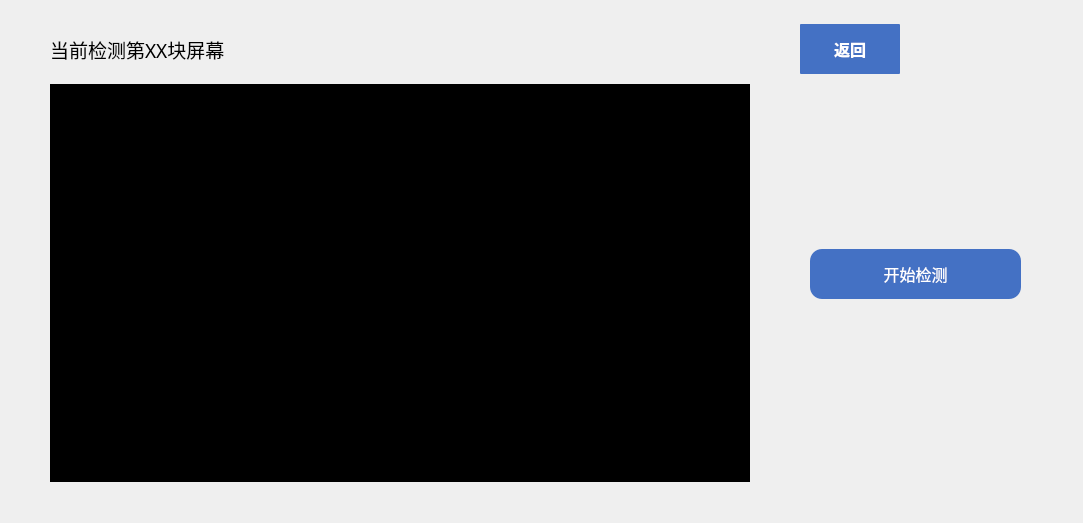
Qt form main_page/screencheck.ui (jaueone/Magnetic) before a commit.
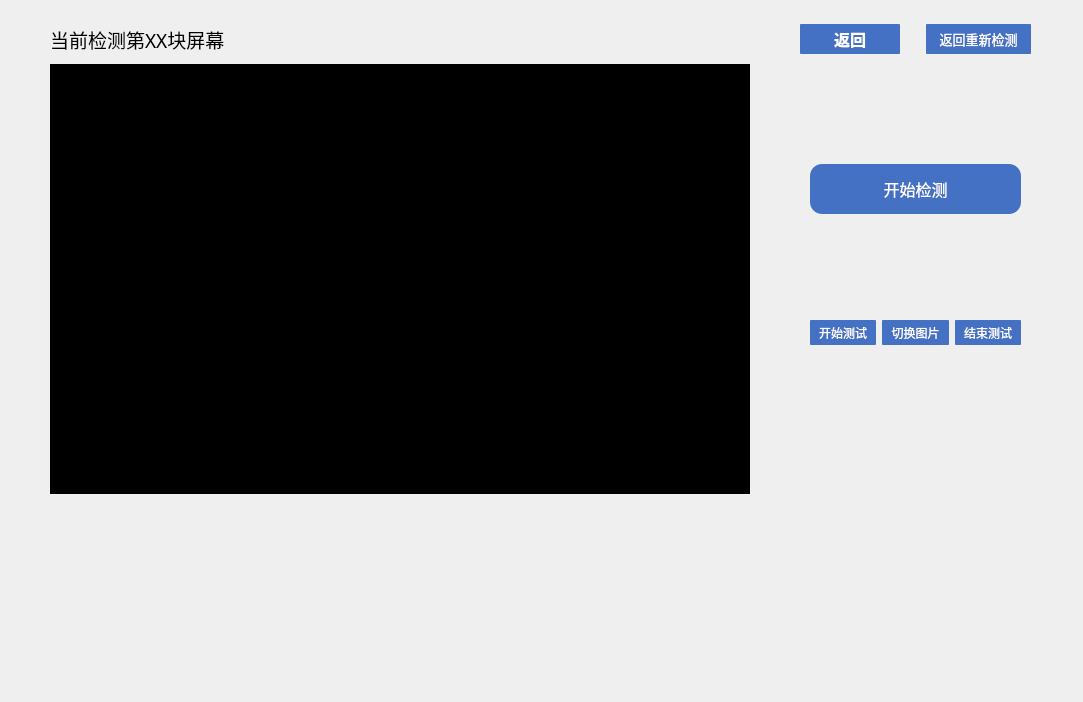
The same form after that commit. Icons and pictures are not drawn.

Commit message: 第四次提交，1，添加3个按钮 (开始测试，切换图片和结束测试)

Patch:
```diff
--- a/main_page/screencheck.ui
+++ b/main_page/screencheck.ui
@@ -7,7 +7,7 @@
     <x>0</x>
     <y>0</y>
     <width>1083</width>
-    <height>523</height>
+    <height>702</height>
    </rect>
   </property>
   <property name="windowTitle">
@@ -19,7 +19,7 @@
      <x>0</x>
      <y>14</y>
      <width>1081</width>
-     <height>518</height>
+     <height>530</height>
     </rect>
    </property>
    <layout class="QGridLayout" name="gridLayout">
@@ -41,36 +41,6 @@
     <property name="verticalSpacing">
      <number>10</number>
     </property>
-    <item row="0" column="1">
-     <widget class="QPushButton" name="pushButton_4">
-      <property name="minimumSize">
-       <size>
-        <width>0</width>
-        <height>50</height>
-       </size>
-      </property>
-      <property name="maximumSize">
-       <size>
-        <width>100</width>
-        <height>50</height>
-       </size>
-      </property>
-      <property name="font">
-       <font>
-        <family>微软雅黑</family>
-        <pointsize>12</pointsize>
-        <weight>75</weight>
-        <bold>true</bold>
-       </font>
-      </property>
-      <property name="styleSheet">
-       <string notr="true">QPushButton{color:white;background-color: rgb(68, 113, 196);border-radius:1px}                               QPushButton::pressed{background-color: rgb(142, 170, 220);}</string>
-      </property>
-      <property name="text">
-       <string>返回</string>
-      </property>
-     </widget>
-    </item>
     <item row="1" column="0">
      <widget class="QGraphicsView" name="graphicsView">
       <property name="minimumSize">
@@ -84,6 +54,19 @@
       </property>
      </widget>
     </item>
+    <item row="0" column="0">
+     <widget class="QLabel" name="label">
+      <property name="font">
+       <font>
+        <family>微软雅黑</family>
+        <pointsize>14</pointsize>
+       </font>
+      </property>
+      <property name="text">
+       <string>当前检测第XX块屏幕</string>
+      </property>
+     </widget>
+    </item>
     <item row="1" column="1">
      <widget class="QStackedWidget" name="stackedWidget">
       <property name="minimumSize">
@@ -135,6 +118,74 @@
            </property>
           </widget>
          </item>
+         <item>
+          <layout class="QHBoxLayout" name="horizontalLayout_3">
+           <item>
+            <widget class="QPushButton" name="pushButton_5">
+             <property name="minimumSize">
+              <size>
+               <width>0</width>
+               <height>25</height>
+              </size>
+             </property>
+             <property name="font">
+              <font>
+               <family>微软雅黑</family>
+               <pointsize>9</pointsize>
+              </font>
+             </property>
+             <property name="styleSheet">
+              <string notr="true">QPushButton{color:white;background-color: rgb(68, 113, 196);border-radius:1px}                               QPushButton::pressed{background-color: rgb(142, 170, 220);}</string>
+             </property>
+             <property name="text">
+              <string>开始测试</string>
+             </property>
+            </widget>
+           </item>
+           <item>
+            <widget class="QPushButton" name="pushButton_6">
+             <property name="minimumSize">
+              <size>
+               <width>0</width>
+               <height>25</height>
+              </size>
+             </property>
+             <property name="font">
+              <font>
+               <family>微软雅黑</family>
+              </font>
+             </property>
+             <property name="styleSheet">
+              <string notr="true">QPushButton{color:white;background-color: rgb(68, 113, 196);border-radius:1px}                               QPushButton::pressed{background-color: rgb(142, 170, 220);}</string>
+             </property>
+             <property name="text">
+              <string>切换图片</string>
+             </property>
+            </widget>
+           </item>
+           <item>
+            <widget class="QPushButton" name="pushButton_7">
+             <property name="minimumSize">
+              <size>
+               <width>0</width>
+               <height>25</height>
+              </size>
+             </property>
+             <property name="font">
+              <font>
+               <family>微软雅黑</family>
+              </font>
+             </property>
+             <property name="styleSheet">
+              <string notr="true">QPushButton{color:white;background-color: rgb(68, 113, 196);border-radius:1px}                               QPushButton::pressed{background-color: rgb(142, 170, 220);}</string>
+             </property>
+             <property name="text">
+              <string>结束测试</string>
+             </property>
+            </widget>
+           </item>
+          </layout>
+         </item>
         </layout>
        </widget>
       </widget>
@@ -336,18 +387,70 @@
       </widget>
      </widget>
     </item>
-    <item row="0" column="0">
-     <widget class="QLabel" name="label">
-      <property name="font">
-       <font>
-        <family>微软雅黑</family>
-        <pointsize>14</pointsize>
-       </font>
+    <item row="0" column="1">
+     <layout class="QHBoxLayout" name="horizontalLayout_2">
+      <property name="spacing">
+       <number>26</number>
       </property>
-      <property name="text">
-       <string>当前检测第XX块屏幕</string>
-      </property>
-     </widget>
+      <item>
+       <widget class="QPushButton" name="pushButton_4">
+        <property name="minimumSize">
+         <size>
+          <width>0</width>
+          <height>30</height>
+         </size>
+        </property>
+        <property name="maximumSize">
+         <size>
+          <width>100</width>
+          <height>30</height>
+         </size>
+        </property>
+        <property name="font">
+         <font>
+          <family>微软雅黑</family>
+          <pointsize>12</pointsize>
+          <weight>75</weight>
+          <bold>true</bold>
+         </font>
+        </property>
+        <property name="styleSheet">
+         <string notr="true">QPushButton{color:white;background-color: rgb(68, 113, 196);border-radius:1px}                               QPushButton::pressed{background-color: rgb(142, 170, 220);}</string>
+        </property>
+        <property name="text">
+         <string>返回</string>
+        </property>
+       </widget>
+      </item>
+      <item>
+       <widget class="QPushButton" name="pushButton_8">
+        <property name="minimumSize">
+         <size>
+          <width>0</width>
+          <height>30</height>
+         </size>
+        </property>
+        <property name="maximumSize">
+         <size>
+          <width>16777215</width>
+          <height>30</height>
+         </size>
+        </property>
+        <property name="font">
+         <font>
+          <family>微软雅黑</family>
+          <pointsize>10</pointsize>
+         </font>
+        </property>
+        <property name="styleSheet">
+         <string notr="true">QPushButton{color:white;background-color: rgb(68, 113, 196);border-radius:1px}                               QPushButton::pressed{background-color: rgb(142, 170, 220);}</string>
+        </property>
+        <property name="text">
+         <string>返回重新检测</string>
+        </property>
+       </widget>
+      </item>
+     </layout>
     </item>
    </layout>
   </widget>
```
The commit also changes 7 other files.
